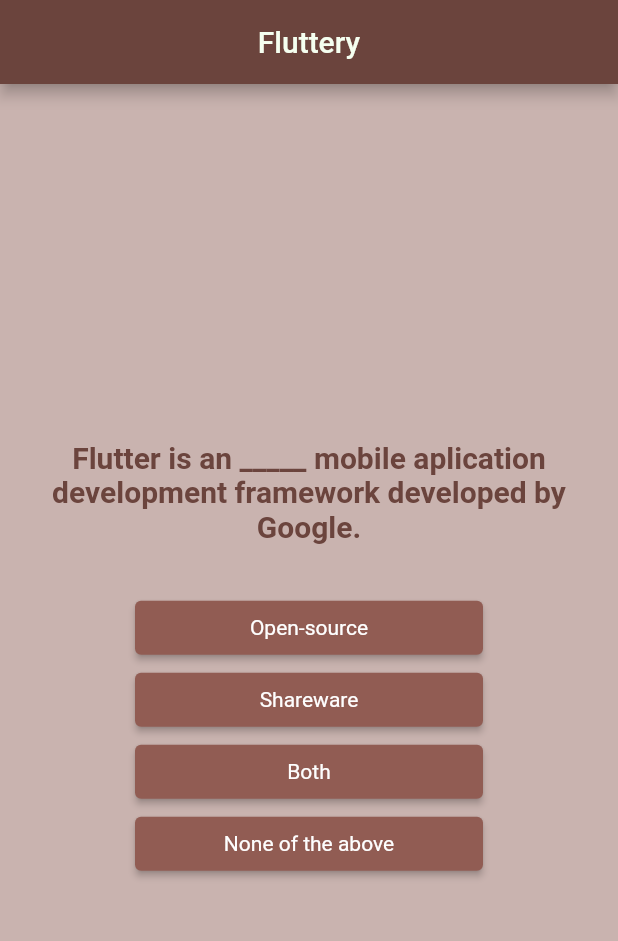
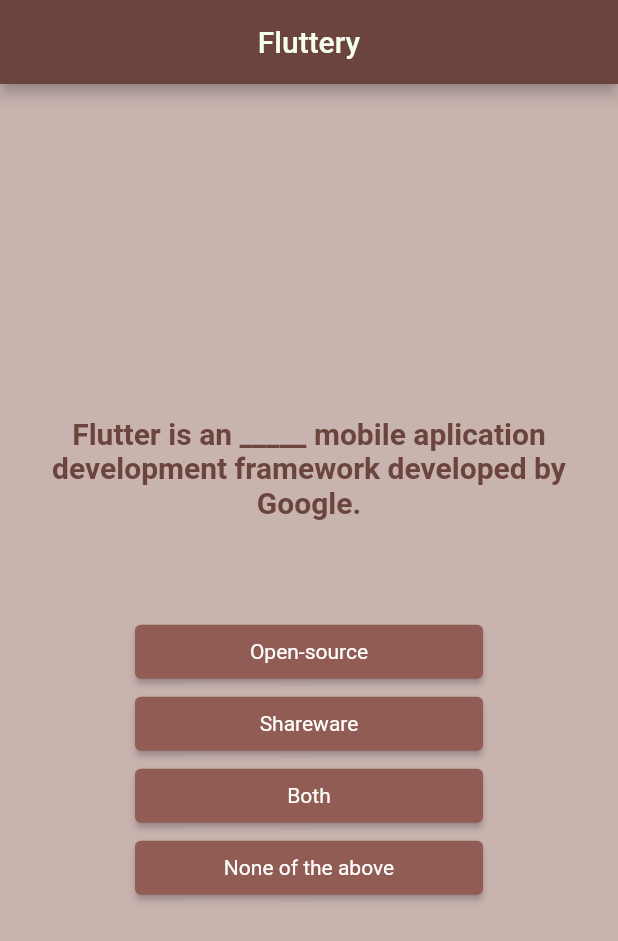
Before and after one commit to naomilago/fluttery, a Flutter app: the screen it shows after launch, on a phone screen of 412 x 824 dp. Shown: the top 941 px of the screen. Run offline on Flutter 3.47's test engine with Material 2 defaults, Android fonts, the phone set to English and light mode, and no system bars; our stand-ins replace hexcolor.

Commit message:
Bug fixes 1/2 ✨

```diff
--- a/lib/main.dart
+++ b/lib/main.dart
@@ -1,6 +1,7 @@
 import "package:flutter/material.dart";
 import "package:hexcolor/hexcolor.dart";
 import './quiz.dart';
+import './question.dart';
 
 void main() {
   runApp(const MyApp());
@@ -73,7 +74,7 @@
   var _indexQuestion = 0;
   var _totalScore = 0;
 
-  void _answerQuestion(int score) {
+  _answerQuestion(int score) {
     _totalScore += score;
 
     setState(() {
@@ -125,14 +126,7 @@
                           child: Column(
                             mainAxisAlignment: MainAxisAlignment.center,
                             children: [
-                              const Padding(
-                                  padding: EdgeInsets.only(bottom: 32),
-                                  child: SizedBox(
-                                    width: 360,
-                                    child: Question(
-                                      'You did it, girl 🤎',
-                                    ),
-                                  )),
+                              const Question('You did it, girl 🤎'),
                               ElevatedButton(
                                 child: SizedBox(
                                   width: 200,
--- a/lib/question.dart
+++ b/lib/question.dart
@@ -9,12 +9,16 @@
 
   @override
   Widget build(BuildContext context) {
-    return Text(textQuestion,
-        textAlign: TextAlign.center,
-        style: TextStyle(
-          fontWeight: FontWeight.w700,
-          fontSize: 20,
-          color: HexColor("#6B443D"),
-        ));
+    return Padding(
+        padding: const EdgeInsets.only(bottom: 32),
+        child: SizedBox(
+            width: 360,
+            child: Text(textQuestion,
+                textAlign: TextAlign.center,
+                style: TextStyle(
+                  fontWeight: FontWeight.w700,
+                  fontSize: 20,
+                  color: HexColor("#6B443D"),
+                ))));
   }
 }
```
Also changed, not shown: lib/result.dart (+7 -3 lines).
